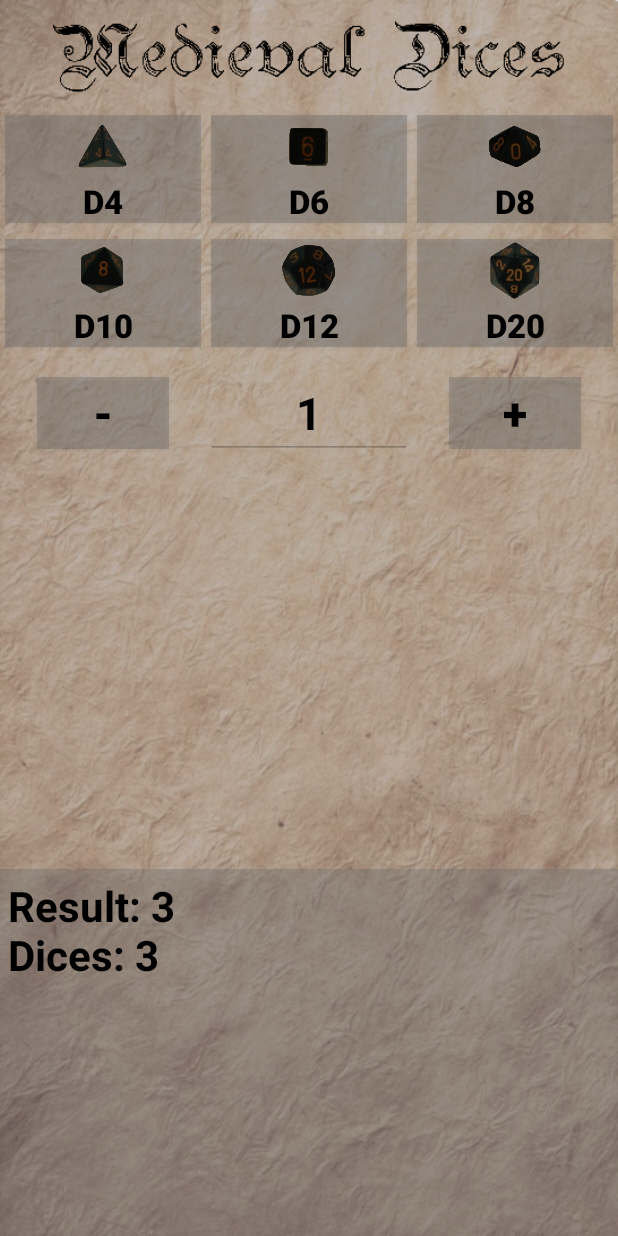
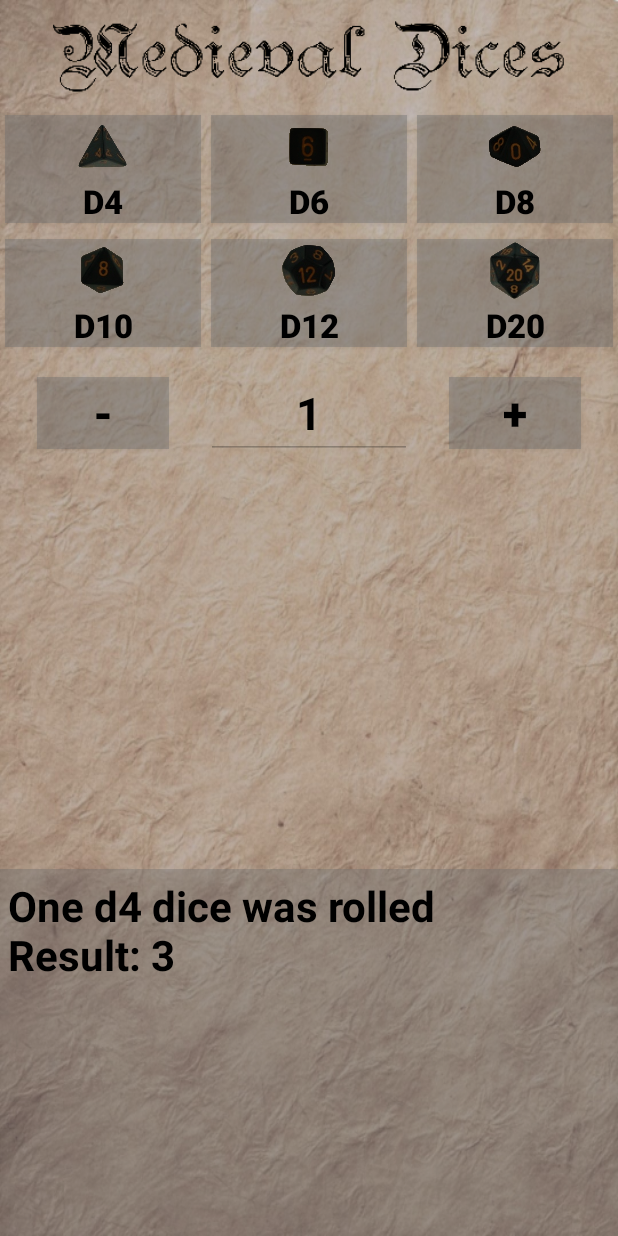
Before and after one commit to lgapontes/medieval-dices, an Android app: the screen it shows after launch (MainActivity), after a tap on "D4", on a phone screen of 412 x 824 dp. Run offline under Robolectric (Android 15) with nearby library versions, the light colour scheme and no system bars.

Commit message:
fix a bug

```diff
--- a/project/MedievalDices/app/build.gradle
+++ b/project/MedievalDices/app/build.gradle
@@ -10,8 +10,8 @@ android {
         applicationId "com.lgapontes.medievaldices"
         minSdkVersion 15
         targetSdkVersion 28
-        versionCode 1
-        versionName "1.0"
+        versionCode 2
+        versionName "1.1"
         testInstrumentationRunner "android.support.test.runner.AndroidJUnitRunner"
     }
     buildTypes {
--- a/project/MedievalDices/app/src/main/AndroidManifest.xml
+++ b/project/MedievalDices/app/src/main/AndroidManifest.xml
@@ -1,6 +1,8 @@
 <?xml version="1.0" encoding="utf-8"?>
 <manifest xmlns:android="http://schemas.android.com/apk/res/android"
-    package="com.lgapontes.medievaldices">
+    package="com.lgapontes.medievaldices"
+    android:versionCode="2"
+    android:versionName="1.1">
 
     <application
         android:allowBackup="true"
--- a/project/MedievalDices/app/src/main/java/com/lgapontes/medievaldices/MainActivity.kt
+++ b/project/MedievalDices/app/src/main/java/com/lgapontes/medievaldices/MainActivity.kt
@@ -83,6 +83,10 @@ class MainActivity : AppCompatActivity() {
             index++
         }
 
-        editTextResult.setText("Result: $total\n$result")
+        if (amount > 1) {
+            editTextResult.setText(amount.toString() + "x d$dice dices was rolled\nResult: $total\n$result")
+        } else {
+            editTextResult.setText("One d$dice dice was rolled\nResult: $total")
+        }
     }
 }
--- a/project/MedievalDices/app/src/main/res/layout/activity_main.xml
+++ b/project/MedievalDices/app/src/main/res/layout/activity_main.xml
@@ -12,7 +12,9 @@
         android:adjustViewBounds="true"
         android:paddingTop="12dp"
         android:src="@drawable/title"
-        android:id="@+id/imageview_title" />
+        android:id="@+id/imageview_title"
+        android:focusable="true"
+        android:focusableInTouchMode="true" />
 
     <TableLayout
         android:layout_width="match_parent"
```
Also changed, not shown: 1 other file.
